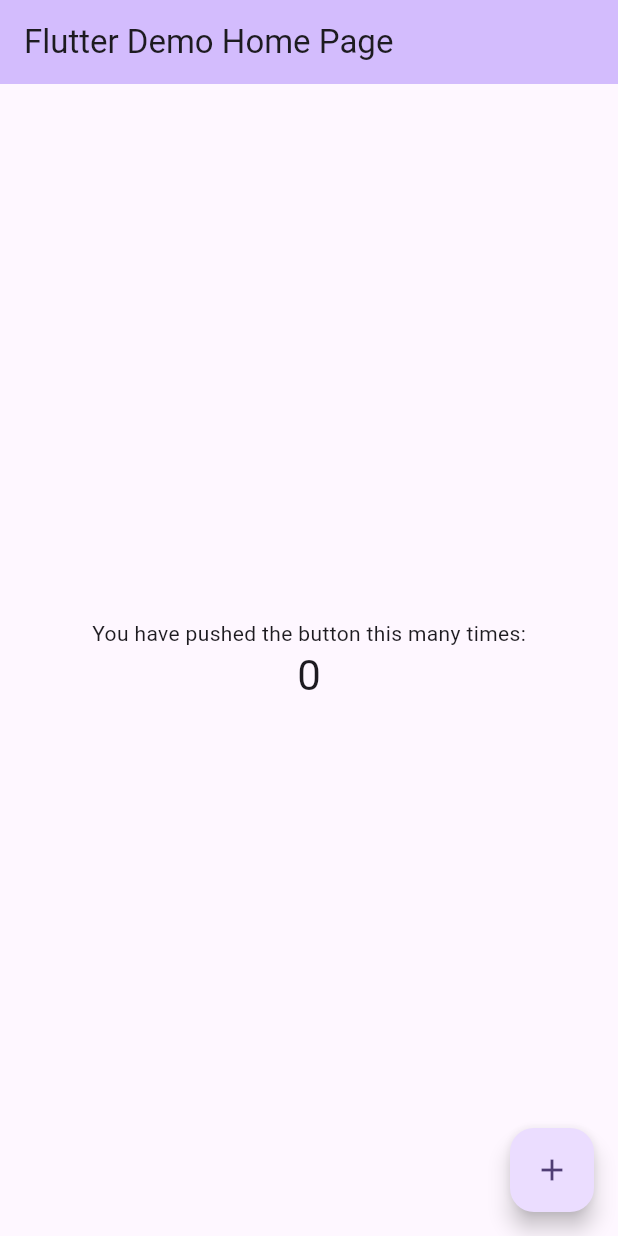
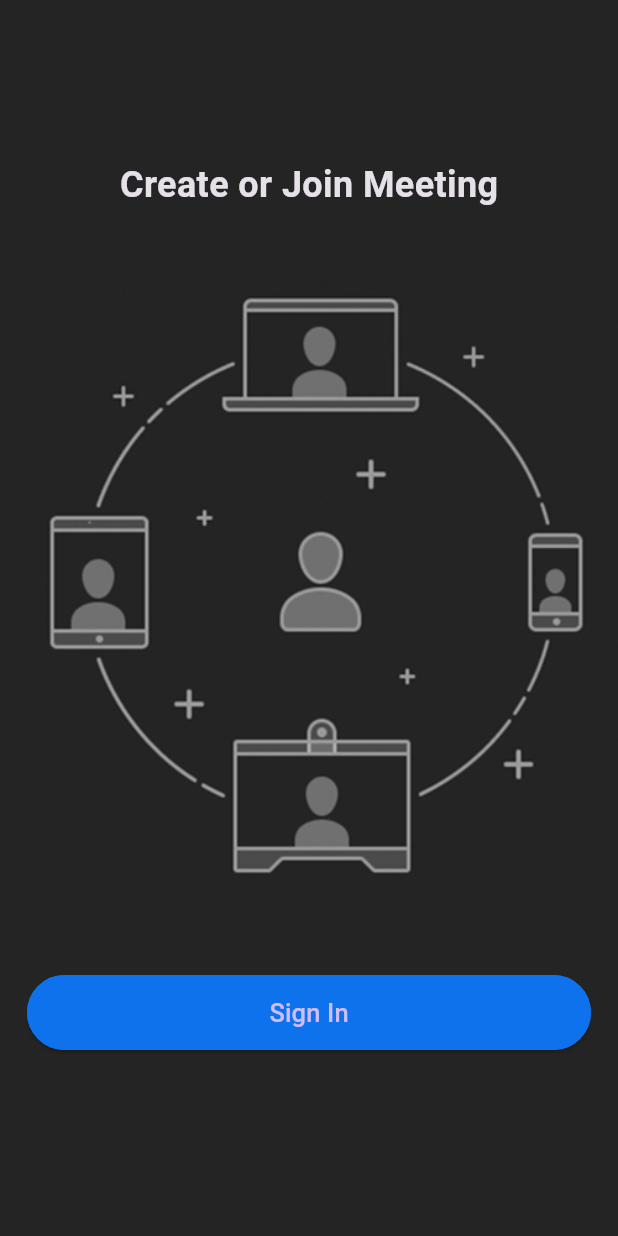
Before and after one commit to vineet-vishwakarma/Zoom-Clone, a Flutter app: the screen it shows after launch, on a phone screen of 412 x 824 dp. Run offline on Flutter 3.47's test engine with Material 3 defaults, Android fonts, the phone set to English and light mode, and no system bars.

Commit message:
Folder Setup & Login UI

```diff
--- a/lib/main.dart
+++ b/lib/main.dart
@@ -1,4 +1,6 @@
 import 'package:flutter/material.dart';
+import 'package:zoom_meet/screens/login_screen.dart';
+import 'package:zoom_meet/utils/colors.dart';
 
 void main() {
   runApp(const MyApp());
@@ -7,119 +9,18 @@ void main() {
 class MyApp extends StatelessWidget {
   const MyApp({super.key});
 
-  // This widget is the root of your application.
   @override
   Widget build(BuildContext context) {
     return MaterialApp(
-      title: 'Flutter Demo',
-      theme: ThemeData(
-        // This is the theme of your application.
-        //
-        // TRY THIS: Try running your application with "flutter run". You'll see
-        // the application has a purple toolbar. Then, without quitting the app,
-        // try changing the seedColor in the colorScheme below to Colors.green
-        // and then invoke "hot reload" (save your changes or press the "hot
-        // reload" button in a Flutter-supported IDE, or press "r" if you used
-        // the command line to start the app).
-        //
-        // Notice that the counter didn't reset back to zero; the application
-        // state is not lost during the reload. To reset the state, use hot
-        // restart instead.
-        //
-        // This works for code too, not just values: Most code changes can be
-        // tested with just a hot reload.
-        colorScheme: ColorScheme.fromSeed(seedColor: Colors.deepPurple),
-        useMaterial3: true,
+      debugShowCheckedModeBanner: false,
+      title: 'Zoom Clone',
+      theme: ThemeData.dark(useMaterial3: true).copyWith(
+        scaffoldBackgroundColor: backgroundColor,
       ),
-      home: const MyHomePage(title: 'Flutter Demo Home Page'),
+      routes: {
+        '/login': (context) => const LoginScreen(),
+      },
+      home: const LoginScreen(),
     );
   }
 }
-
-class MyHomePage extends StatefulWidget {
-  const MyHomePage({super.key, required this.title});
-
-  // This widget is the home page of your application. It is stateful, meaning
-  // that it has a State object (defined below) that contains fields that affect
-  // how it looks.
-
-  // This class is the configuration for the state. It holds the values (in this
-  // case the title) provided by the parent (in this case the App widget) and
-  // used by the build method of the State. Fields in a Widget subclass are
-  // always marked "final".
-
-  final String title;
-
-  @override
-  State<MyHomePage> createState() => _MyHomePageState();
-}
-
-class _MyHomePageState extends State<MyHomePage> {
-  int _counter = 0;
-
-  void _incrementCounter() {
-    setState(() {
-      // This call to setState tells the Flutter framework that something has
-      // changed in this State, which causes it to rerun the build method below
-      // so that the display can reflect the updated values. If we changed
-      // _counter without calling setState(), then the build method would not be
-      // called again, and so nothing would appear to happen.
-      _counter++;
-    });
-  }
-
-  @override
-  Widget build(BuildContext context) {
-    // This method is rerun every time setState is called, for instance as done
-    // by the _incrementCounter method above.
-    //
-    // The Flutter framework has been optimized to make rerunning build methods
-    // fast, so that you can just rebuild anything that needs updating rather
-    // than having to individually change instances of widgets.
-    return Scaffold(
-      appBar: AppBar(
-        // TRY THIS: Try changing the color here to a specific color (to
-        // Colors.amber, perhaps?) and trigger a hot reload to see the AppBar
-        // change color while the other colors stay the same.
-        backgroundColor: Theme.of(context).colorScheme.inversePrimary,
-        // Here we take the value from the MyHomePage object that was created by
-        // the App.build method, and use it to set our appbar title.
-        title: Text(widget.title),
-      ),
-      body: Center(
-        // Center is a layout widget. It takes a single child and positions it
-        // in the middle of the parent.
-        child: Column(
-          // Column is also a layout widget. It takes a list of children and
-          // arranges them vertically. By default, it sizes itself to fit its
-          // children horizontally, and tries to be as tall as its parent.
-          //
-          // Column has various properties to control how it sizes itself and
-          // how it positions its children. Here we use mainAxisAlignment to
-          // center the children vertically; the main axis here is the vertical
-          // axis because Columns are vertical (the cross axis would be
-          // horizontal).
-          //
-          // TRY THIS: Invoke "debug painting" (choose the "Toggle Debug Paint"
-          // action in the IDE, or press "p" in the console), to see the
-          // wireframe for each widget.
-          mainAxisAlignment: MainAxisAlignment.center,
-          children: <Widget>[
-            const Text(
-              'You have pushed the button this many times:',
-            ),
-            Text(
-              '$_counter',
-              style: Theme.of(context).textTheme.headlineMedium,
-            ),
-          ],
-        ),
-      ),
-      floatingActionButton: FloatingActionButton(
-        onPressed: _incrementCounter,
-        tooltip: 'Increment',
-        child: const Icon(Icons.add),
-      ), // This trailing comma makes auto-formatting nicer for build methods.
-    );
-  }
-}
--- /dev/null
+++ b/lib/screens/login_screen.dart
@@ -0,0 +1,37 @@
+import 'package:flutter/material.dart';
+import 'package:zoom_meet/widgets/custom_button.dart';
+
+class LoginScreen extends StatefulWidget {
+  const LoginScreen({super.key});
+
+  @override
+  State<LoginScreen> createState() => _LoginScreenState();
+}
+
+class _LoginScreenState extends State<LoginScreen> {
+  @override
+  Widget build(BuildContext context) {
+    return Scaffold(
+      body: Column(
+        mainAxisAlignment: MainAxisAlignment.center,
+        children: [
+          const Text(
+            'Create or Join Meeting',
+            style: TextStyle(
+              fontSize: 24,
+              fontWeight: FontWeight.bold,
+            ),
+          ),
+          Padding(
+            padding: const EdgeInsets.symmetric(vertical :40.0),
+            child: Image.asset('assets/images/onboarding.jpg'),
+          ),
+          CustomButton(
+            text: 'Sign In',
+            onPressed: () {},
+          ),
+        ],
+      ),
+    );
+  }
+}
--- /dev/null
+++ b/lib/utils/colors.dart
@@ -0,0 +1,6 @@
+import 'package:flutter/material.dart';
+
+const backgroundColor = Color.fromRGBO(36, 36, 36, 1);
+const buttonColor = Color.fromRGBO(14, 114, 236, 1);
+const footerColor = Color.fromRGBO(26, 26, 26, 1);
+const secondaryBackgroundColor = Color.fromRGBO(46, 46, 46, 1);
--- /dev/null
+++ b/lib/widgets/custom_button.dart
@@ -0,0 +1,32 @@
+import 'package:flutter/material.dart';
+import 'package:zoom_meet/utils/colors.dart';
+
+class CustomButton extends StatelessWidget {
+  final VoidCallback onPressed;
+  final String text;
+  const CustomButton({super.key, required this.text, required this.onPressed});
+
+  @override
+  Widget build(BuildContext context) {
+    return Padding(
+      padding: const EdgeInsets.all(18.0),
+      child: ElevatedButton(
+        onPressed: onPressed,
+        style: ElevatedButton.styleFrom(
+          backgroundColor: buttonColor,
+          minimumSize: const Size(double.infinity, 50),
+          shape: const RoundedRectangleBorder(
+            borderRadius: BorderRadius.all(
+              Radius.circular(30),
+            ),
+            side: BorderSide(color: buttonColor),
+          ),
+        ),
+        child: Text(
+          text,
+          style: const TextStyle(fontSize: 17),
+        ),
+      ),
+    );
+  }
+}
```
Also changed, not shown: pubspec.yaml (+6 -13 lines), assets/images/onboarding.jpg (added), pubspec.lock.
